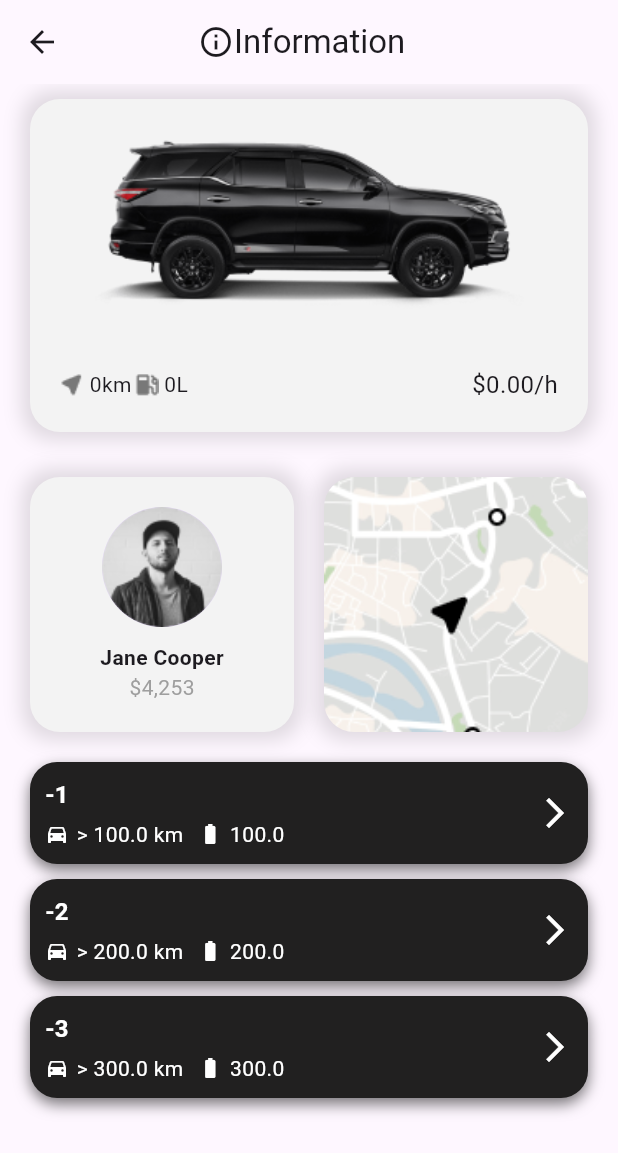
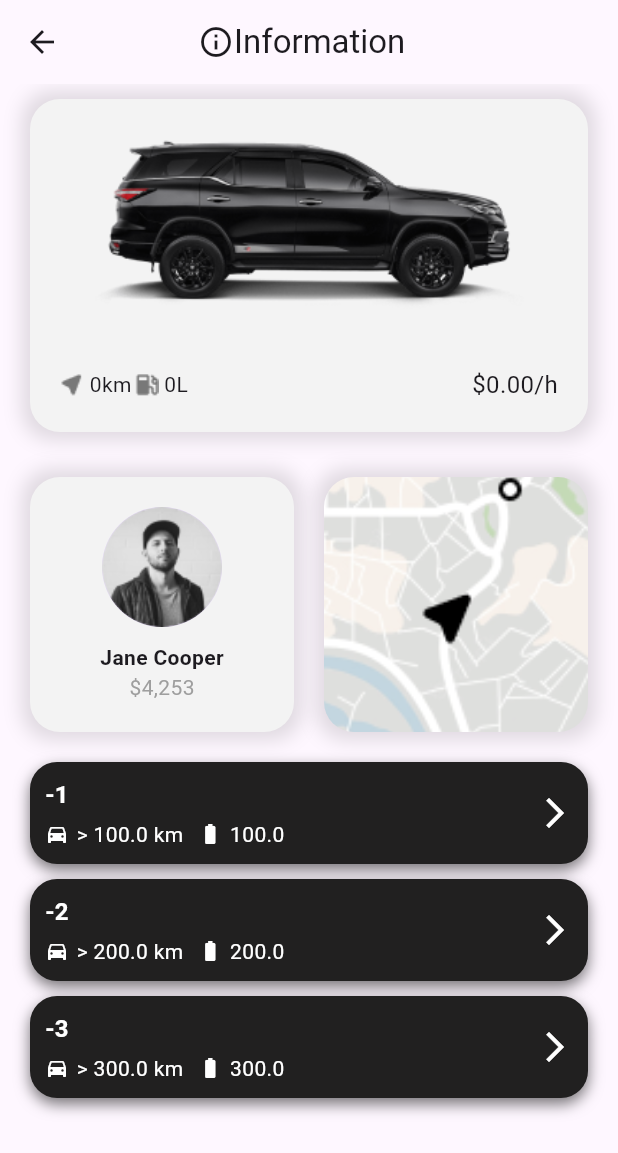
Before and after one commit to kartikkumarofficial/RentRover, a Flutter app: the CarDetailsScreen screen opened directly with empty values, on a phone screen of 412 x 824 dp. Shown: the top 1153 px of the screen. Run offline on Flutter 3.47's test engine with Material 3 defaults, Android fonts, the phone set to English and light mode, and no system bars; our stand-ins replace cloud_firestore, firebase_core, flutter_map, latlong2; accounts and stored records are empty.

Commit message:
car details screen and maps page screen

```diff
--- a/lib/presentation/pages/car_details_screen.dart
+++ b/lib/presentation/pages/car_details_screen.dart
@@ -4,9 +4,42 @@ import 'package:rentrover/presentation/pages/map_details_screen.dart';
 import 'package:rentrover/presentation/widgets/car_card.dart';
 import 'package:rentrover/presentation/widgets/more_card.dart';
 
-class CarDetailsScreen extends StatelessWidget {
+class CarDetailsScreen extends StatefulWidget {
   final Car car;
   const CarDetailsScreen({super.key,required this.car});
+
+  @override
+  State<CarDetailsScreen> createState() => _CarDetailsScreenState();
+}
+
+class _CarDetailsScreenState extends State<CarDetailsScreen> with SingleTickerProviderStateMixin {
+
+  AnimationController? _controller;
+  Animation<double>? _animation;
+
+
+  @override
+  void initState() {
+    _controller = AnimationController(vsync: this,
+    duration: Duration(seconds: 3));
+
+
+    _animation = Tween<double>(begin: 1.0,end: 1.5).animate(_controller!)..addListener((){
+      setState(() {
+
+      });
+    });
+    _controller!.forward();
+
+
+    super.initState();
+  }
+  @override
+  void dispose() {
+    _controller?.dispose();
+    // TODO: implement dispose
+    super.dispose();
+  }
 
   @override
   Widget build(BuildContext context) {
@@ -26,7 +59,7 @@ class CarDetailsScreen extends StatelessWidget {
 
       body:Column(
         children: [
-          CarCard(car : Car(model: car.model, distance: car.distance , fuelCapacity: car.fuelCapacity , pricePerHour: car.pricePerHour),),
+          CarCard(car : Car(model: widget.car.model, distance: widget.car.distance , fuelCapacity: widget.car.fuelCapacity , pricePerHour: widget.car.pricePerHour),),
           SizedBox(height: 20,),
           Padding(
             padding:  EdgeInsets.symmetric(horizontal: 20.0),
@@ -79,7 +112,10 @@ class CarDetailsScreen extends StatelessWidget {
                       ),
                       child: ClipRRect(
                         borderRadius: BorderRadius.circular(20),
-                        child: Image.asset('assets/maps.png',fit: BoxFit.cover,),
+                        child: Transform.scale(
+                          scale: _animation!.value,
+                            alignment: Alignment.center,
+                            child: Image.asset('assets/maps.png',fit: BoxFit.cover,)),
                       ),
                     ),
                   ),
@@ -96,19 +132,19 @@ class CarDetailsScreen extends StatelessWidget {
                     decoration: BoxDecoration(
                       borderRadius: BorderRadius.circular(18)
                     ),
-                    child: MoreCard(car: Car(model: car.model+ "-1", distance: car.distance+100 , fuelCapacity: car.fuelCapacity +100, pricePerHour: car.pricePerHour+10))),
+                    child: MoreCard(car: Car(model: widget.car.model+ "-1", distance: widget.car.distance+100 , fuelCapacity: widget.car.fuelCapacity +100, pricePerHour: widget.car.pricePerHour+10))),
                 Container(
                   margin: EdgeInsets.only(top: 10),
                     decoration: BoxDecoration(
                       borderRadius: BorderRadius.circular(18)
                     ),
-                    child: MoreCard(car: Car(model: car.model+ "-2", distance: car.distance+200 , fuelCapacity: car.fuelCapacity +200, pricePerHour: car.pricePerHour+20),)),
+                    child: MoreCard(car: Car(model: widget.car.model+ "-2", distance: widget.car.distance+200 , fuelCapacity: widget.car.fuelCapacity +200, pricePerHour: widget.car.pricePerHour+20),)),
                 Container(
                   margin: EdgeInsets.only(top: 10),
                     decoration: BoxDecoration(
                       borderRadius: BorderRadius.circular(18)
                     ),
-                    child: MoreCard(car: Car(model: car.model + "-3", distance: car.distance +300, fuelCapacity: car.fuelCapacity+300 , pricePerHour: car.pricePerHour+30),)),
+                    child: MoreCard(car: Car(model: widget.car.model + "-3", distance: widget.car.distance +300, fuelCapacity: widget.car.fuelCapacity+300 , pricePerHour: widget.car.pricePerHour+30),)),
 
               ],
             ),
```
